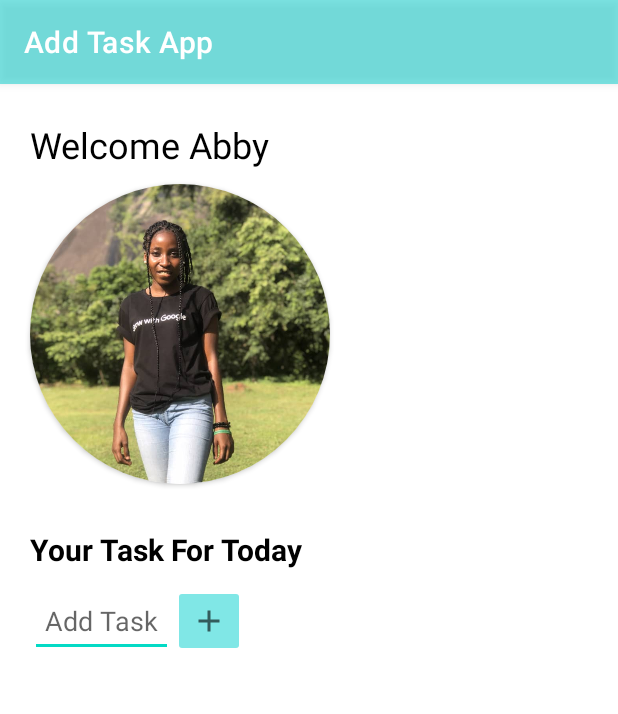
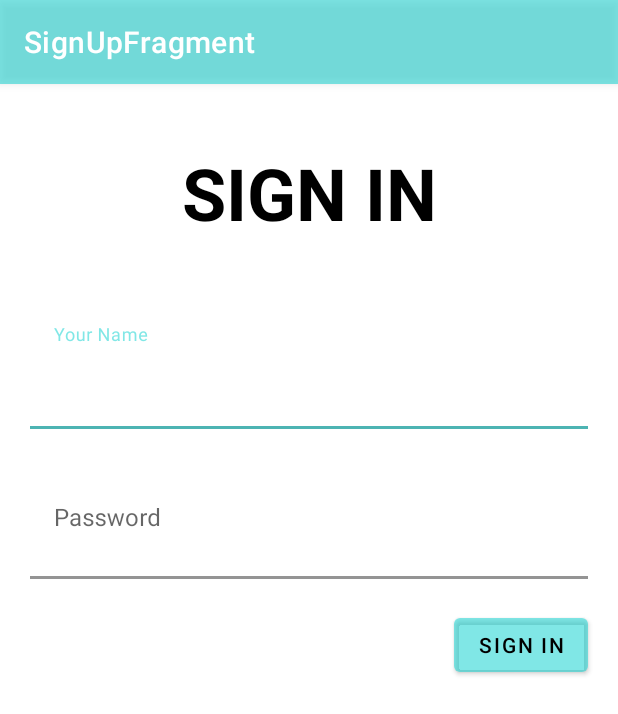
Before and after one commit to Abbygael-dot/Todo-task, an Android app: the screen it shows after launch (MainActivity), on a phone screen of 412 x 824 dp. Shown: the top 714 px of the screen. Run offline under Robolectric (Android 15) with nearby library versions, the phone set to English and light mode, and no system bars; our stand-ins replace navigation-ui.

Commit message:
Second Commit

```diff
--- a/app/src/main/java/com/example/addtaskapp/MainActivity.kt
+++ b/app/src/main/java/com/example/addtaskapp/MainActivity.kt
@@ -5,81 +5,38 @@ import android.os.Bundle
 import android.util.Log
 import android.view.View
 import android.widget.*
+import androidx.navigation.NavController
+import androidx.navigation.fragment.NavHostFragment
+import androidx.navigation.ui.setupActionBarWithNavController
 import androidx.recyclerview.widget.LinearLayoutManager
 import androidx.recyclerview.widget.RecyclerView
 import com.example.addtaskapp.adapter.taskadapter
+import com.example.addtaskapp.databinding.ActivityMainBinding
 import com.example.addtaskapp.model.Taskmodel
 
 class MainActivity : AppCompatActivity() {
 
-    private var myAdapter : taskadapter = taskadapter(this, mutableListOf())
-    private var recycView = 0
+//    private var myAdapter : taskadapter = taskadapter(this, mutableListOf())
+//    private var recycView = 0
+//
+//    companion object{
+//        const val TAG = "MainActivity"
+//        const val KEY_RECYCVIEW = "key_recycview"
 
-    companion object{
-        const val TAG = "MainActivity"
-        const val KEY_RECYCVIEW = "key_recycview"
+    private lateinit var navCon:NavController
 
-    }
     override fun onCreate(savedInstanceState: Bundle?) {
         super.onCreate(savedInstanceState)
-        Log.d(TAG, "OnCreate called")
-        if(savedInstanceState != null){
-            recycView = savedInstanceState.getInt(KEY_RECYCVIEW, 0)
-        }
+        val binding = ActivityMainBinding.inflate(layoutInflater)
+        setContentView(binding.root)
 
-        setContentView(R.layout.activity_main)
-
-        val editField : TextView = findViewById(R.id.edit_text)
-        val addIcon : View = findViewById(R.id.icon)
-        val recyclerview = findViewById<RecyclerView>(R.id.recycler_view)
-
-        recyclerview.adapter = myAdapter
-        recyclerview.layoutManager = LinearLayoutManager(this)
-
-
-        addIcon.setOnClickListener {
-            val newTaskTitle = editField.text.toString()
-            if(newTaskTitle.isNotEmpty()){
-                val newtask = Taskmodel(newTaskTitle)
-                myAdapter.addTask(newtask)
-                editField.text = " "
-            }
-        }
+        val navHost = supportFragmentManager.findFragmentById(R.id.nav_fragment) as NavHostFragment
+        navCon = navHost.navController
+        setupActionBarWithNavController(navCon)
     }
 
-    override fun onStart() {
-        super.onStart()
-        Log.d( TAG, "onStart Called")
+    override fun onSupportNavigateUp(): Boolean {
+        return navCon.navigateUp() || super.onSupportNavigateUp()
     }
 
-    override fun onResume() {
-        super.onResume()
-        Log.d( TAG, "onResume Called")
-    }
-
-    override fun onPause() {
-        super.onPause()
-        Log.d( TAG, "onPause Called")
-    }
-
-    override fun onStop() {
-        super.onStop()
-        Log.d( TAG, "onStop Called")
-    }
-
-    override fun onDestroy() {
-        super.onDestroy()
-        Log.d( TAG, "onDestroy Called")
-    }
-
-    override fun onRestart() {
-        super.onRestart()
-        Log.d( TAG, "onRestart Called")
-    }
-
-    override fun onSaveInstanceState(outState: Bundle) {
-        super.onSaveInstanceState(outState)
-        outState.putInt(KEY_RECYCVIEW, recycView)
-        Log.d( TAG, "onSaveInstance Called")
-    }
 }
--- a/app/src/main/java/com/example/addtaskapp/adapter/taskadapter.kt
+++ b/app/src/main/java/com/example/addtaskapp/adapter/taskadapter.kt
@@ -1,17 +1,20 @@
 package com.example.addtaskapp.adapter
 
 import android.content.Context
+import android.graphics.Color
 import android.view.LayoutInflater
 import android.view.View
 import android.view.ViewGroup
 import android.widget.CheckBox
+import android.widget.ImageButton
 import android.widget.TextView
 import androidx.recyclerview.widget.RecyclerView
 import com.example.addtaskapp.R
+import com.example.addtaskapp.fragments.AddTaskFragment
 import com.example.addtaskapp.model.Taskmodel
 
 
-class taskadapter (private  val context : Context, private val task : MutableList<Taskmodel>):
+class taskadapter(private val context: AddTaskFragment, private val task: MutableList<Taskmodel>):
 RecyclerView.Adapter<taskadapter.TaskViewHolder>() {
 
     class TaskViewHolder(private val view: View) : RecyclerView.ViewHolder(view) {
@@ -26,7 +29,6 @@ RecyclerView.Adapter<taskadapter.TaskViewHolder>() {
             LayoutInflater.from(parent.context).inflate(R.layout.tasklayout, parent, false)
         )
     }
-
 
     fun addTask (new : Taskmodel){
         task.add(new)
--- /dev/null
+++ b/app/src/main/java/com/example/addtaskapp/fragments/SignUpFragment.kt
@@ -0,0 +1,39 @@
+package com.example.addtaskapp.fragments
+
+import android.os.Bundle
+import androidx.fragment.app.Fragment
+import android.view.LayoutInflater
+import android.view.View
+import android.view.ViewGroup
+import androidx.navigation.NavController
+import androidx.navigation.fragment.NavHostFragment
+import com.example.addtaskapp.R
+import com.example.addtaskapp.databinding.FragmentSignUpBinding
+
+
+class SignUpFragment : Fragment() {
+
+    private var _binding: FragmentSignUpBinding? = null
+    private val binding get() = _binding!!
+    private lateinit var navCon: NavController
+
+    override fun onCreateView(
+        inflater: LayoutInflater, container: ViewGroup?,
+        savedInstanceState: Bundle?,
+    ): View? {
+        // Inflate the layout for this fragment
+        _binding = FragmentSignUpBinding.inflate(inflater, container, false)
+        navCon = NavHostFragment.findNavController(this)
+        return binding.root
+    }
+
+    override fun onViewCreated(view: View, savedInstanceState: Bundle?) {
+        binding.button.setOnClickListener {
+            val name= binding.TextLayout.editText?.text.toString()
+            val bundle = Bundle()
+            bundle.putString("name", name)
+            navCon.navigate(R.id.action_signUpFragment_to_addTaskFragment4, bundle)
+        }
+    }
+
+}
--- a/app/src/main/java/com/example/addtaskapp/model/Taskmodel.kt
+++ b/app/src/main/java/com/example/addtaskapp/model/Taskmodel.kt
@@ -1,4 +1,6 @@
 package com.example.addtaskapp.model
+
+import android.widget.ImageButton
 
 data class Taskmodel (
     val newTask : String,
--- /dev/null
+++ b/app/src/main/res/drawable/ic_baseline_remove_24.xml
@@ -0,0 +1,5 @@
+<vector android:height="48dp" android:tint="?attr/colorControlNormal"
+    android:viewportHeight="24" android:viewportWidth="24"
+    android:width="24dp" xmlns:android="http://schemas.android.com/apk/res/android">
+    <path android:fillColor="@android:color/white" android:pathData="M19,13H5v-2h14v2z"/>
+</vector>
--- a/app/src/main/res/layout/activity_main.xml
+++ b/app/src/main/res/layout/activity_main.xml
@@ -1,96 +1,18 @@
 <?xml version="1.0" encoding="utf-8"?>
-<androidx.constraintlayout.widget.ConstraintLayout xmlns:android="http://schemas.android.com/apk/res/android"
+<FrameLayout xmlns:android="http://schemas.android.com/apk/res/android"
     xmlns:app="http://schemas.android.com/apk/res-auto"
     xmlns:tools="http://schemas.android.com/tools"
     android:layout_width="match_parent"
     android:layout_height="match_parent"
-    tools:context=".MainActivity"
-    android:scrollbars="vertical">
+    tools:context=".MainActivity">
 
-    <TextView
-        android:id="@+id/welcome"
-        android:layout_width="wrap_content"
-        android:layout_height="wrap_content"
-        android:text="@string/welcome_abby"
-        app:layout_constraintTop_toTopOf="parent"
-        app:layout_constraintStart_toStartOf="parent"
-        android:layout_marginTop="24dp"
-        android:layout_marginStart="20dp"
-        android:textSize="24sp"
-        android:textColor="@color/black"/>
-
-    <androidx.cardview.widget.CardView
-        android:id="@+id/card_view"
-        android:layout_width="200dp"
-        android:layout_height="200dp"
-        app:layout_constraintTop_toBottomOf="@id/welcome"
-        app:layout_constraintStart_toStartOf="@id/welcome"
-        app:cardCornerRadius="360dp"
-        android:paddingTop="30dp"
-        android:layout_marginTop="10dp">
-
-        <ImageView
-            android:layout_width="wrap_content"
-            android:layout_height="wrap_content"
-            android:scaleType="centerCrop"
-            android:src="@drawable/me"
-            android:contentDescription="@string/picture"/>
-    </androidx.cardview.widget.CardView>
-
-    <TextView
-        android:id="@+id/daily_task"
-        android:layout_width="wrap_content"
-        android:layout_height="wrap_content"
-        app:layout_constraintTop_toBottomOf="@id/card_view"
-        app:layout_constraintStart_toStartOf="@id/card_view"
-        android:text="@string/your_task_for_today"
-        android:textSize="20sp"
-        android:textStyle="bold"
-        android:layout_marginTop="30dp"
-        android:textColor="@color/black"/>
-
-    <EditText
-        android:id="@+id/edit_text"
-        android:layout_width="0dp"
-        android:layout_height="wrap_content"
-        android:layout_marginTop="10dp"
-        android:autofillHints="test"
-        android:hint="@string/add_task"
-        android:inputType="text"
-        android:minHeight="48dp"
-        android:padding="10dp"
-        app:layout_constraintStart_toStartOf="@id/welcome"
-        app:layout_constraintTop_toBottomOf="@id/daily_task" />
-
-    <ImageButton
-        android:id="@+id/icon"
-        android:layout_width="wrap_content"
-        android:layout_height="wrap_content"
-        android:layout_marginTop="10dp"
-        android:backgroundTint="@color/my_color"
-        android:contentDescription="@string/addicon"
-        android:contextClickable="true"
-        android:minHeight="48dp"
-        android:src="@drawable/ic_baseline_add_24"
-        app:layout_constraintStart_toEndOf="@id/edit_text"
-        app:layout_constraintTop_toBottomOf="@id/daily_task"/>
-
-    <LinearLayout
+    <androidx.fragment.app.FragmentContainerView
+        android:id="@+id/nav_fragment"
         android:layout_width="match_parent"
-        android:layout_height="wrap_content"
-        android:orientation="vertical"
-        app:layout_constraintTop_toBottomOf="@id/edit_text">
-
-        <androidx.recyclerview.widget.RecyclerView
-            android:id="@+id/recycler_view"
-            android:layout_width="match_parent"
-            android:layout_height="wrap_content"
-            android:nestedScrollingEnabled="true"
-            android:scrollbars="vertical"
-            app:layoutManager="androidx.recyclerview.widget.LinearLayoutManager" />
-
-    </LinearLayout>
+        android:layout_height="match_parent"
+        android:name="androidx.navigation.fragment.NavHostFragment"
+        app:defaultNavHost="true"
+        app:navGraph="@navigation/nav_graph" />
 
 
-
-</androidx.constraintlayout.widget.ConstraintLayout>
+</FrameLayout>
--- /dev/null
+++ b/app/src/main/res/layout/fragment_sign_up.xml
@@ -0,0 +1,80 @@
+<?xml version="1.0" encoding="utf-8"?>
+<FrameLayout xmlns:android="http://schemas.android.com/apk/res/android"
+    xmlns:tools="http://schemas.android.com/tools"
+    android:layout_width="match_parent"
+    android:layout_height="match_parent"
+    xmlns:app="http://schemas.android.com/apk/res-auto"
+    tools:context="fragments.SignUpFragment">
+
+    <TextView
+        android:id="@+id/signIn"
+        android:layout_width="match_parent"
+        android:layout_height="wrap_content"
+        android:text="@string/sign_in"
+        android:gravity="center"
+        android:layout_marginTop="40dp"
+        android:textSize="48sp"
+        android:textAllCaps="true"
+        android:textStyle="bold"
+        android:textColor="@color/black"/>
+
+    <com.google.android.material.textfield.TextInputLayout
+        android:id="@+id/Text_layout"
+        android:layout_width="match_parent"
+        android:layout_height="80dp"
+        android:layout_marginTop="150dp"
+        android:elevation="6dp"
+        app:boxCornerRadiusBottomEnd="15dp"
+        app:boxCornerRadiusBottomStart="15dp"
+        app:boxCornerRadiusTopEnd="15dp"
+        app:boxCornerRadiusTopStart="15dp"
+        android:layout_marginEnd="20dp"
+        android:layout_marginStart="20dp"
+        app:boxStrokeWidth="2dp">
+
+      <com.google.android.material.textfield.TextInputEditText
+          android:layout_width="match_parent"
+          android:layout_height="match_parent"
+          android:hint="@string/your_name"
+          android:autofillHints="name"
+          android:inputType="text"
+          android:backgroundTint="@color/white"/>
+
+    </com.google.android.material.textfield.TextInputLayout>
+
+    <com.google.android.material.textfield.TextInputLayout
+        android:id="@+id/Text_layout2"
+        android:layout_width="match_parent"
+        android:layout_height="80dp"
+        android:layout_marginTop="250dp"
+        android:elevation="6dp"
+        app:boxCornerRadiusBottomEnd="15dp"
+        app:boxCornerRadiusBottomStart="15dp"
+        app:boxCornerRadiusTopEnd="15dp"
+        app:boxCornerRadiusTopStart="15dp"
+        android:layout_marginEnd="20dp"
+        android:layout_marginStart="20dp"
+        app:boxStrokeWidth="2dp">
+
+        <com.google.android.material.textfield.TextInputEditText
+            android:layout_width="match_parent"
+            android:layout_height="match_parent"
+            android:hint="@string/password"
+            android:autofillHints="name"
+            android:backgroundTint="@color/white"/>
+
+    </com.google.android.material.textfield.TextInputLayout>
+
+    <Button
+        android:id="@+id/button"
+        android:layout_width="wrap_content"
+        android:layout_height="wrap_content"
+        android:layout_gravity="end"
+        android:text="@string/sign_in"
+        android:layout_marginEnd="20dp"
+        android:layout_marginTop="350dp"
+        android:textColor="@color/black"
+        android:elevation="4dp"
+        />
+
+</FrameLayout>
--- a/app/src/main/res/layout/tasklayout.xml
+++ b/app/src/main/res/layout/tasklayout.xml
@@ -27,5 +27,4 @@
         app:layout_constraintTop_toTopOf="@id/toDoTask"
         tools:ignore="TouchTargetSizeCheck" />
 
-
 </androidx.constraintlayout.widget.ConstraintLayout>
--- /dev/null
+++ b/app/src/main/res/navigation/nav_graph.xml
@@ -0,0 +1,22 @@
+<?xml version="1.0" encoding="utf-8"?>
+<navigation xmlns:android="http://schemas.android.com/apk/res/android"
+    xmlns:app="http://schemas.android.com/apk/res-auto"
+    android:id="@+id/nav_graph"
+    app:startDestination="@id/signUpFragment">
+
+    <fragment
+        android:id="@+id/addTaskFragment"
+        android:name="com.example.addtaskapp.fragments.AddTaskFragment"
+        android:label="AddTaskFragment" />
+    <fragment
+        android:id="@+id/signUpFragment"
+        android:name="com.example.addtaskapp.fragments.SignUpFragment"
+        android:label="SignUpFragment" >
+        <action
+            android:id="@+id/action_signUpFragment_to_addTaskFragment4"
+            app:destination="@id/addTaskFragment" />
+        <argument
+            android:name="name"
+            app:argType="string" />
+    </fragment>
+</navigation>
--- a/app/src/main/res/values/colors.xml
+++ b/app/src/main/res/values/colors.xml
@@ -8,5 +8,5 @@
     <color name="black">#FF000000</color>
     <color name="white">#FFFFFFFF</color>
     <color name="my_color">#850DD1CF</color>
-    <color name="red">#85780929</color>
+    <color name="red">#CE087E7D</color>
 </resources>
--- a/app/src/main/res/values/strings.xml
+++ b/app/src/main/res/values/strings.xml
@@ -1,6 +1,6 @@
 <resources>
     <string name="app_name">Add Task App</string>
-    <string name="welcome_abby">Welcome Abby</string>
+    <string name="welcome_abby">Welcome %s</string>
     <string name="picture">picture</string>
     <string name="your_task_for_today">Your Task For Today</string>
     <string name="add_task">Add Task</string>
@@ -8,4 +8,11 @@
     <string name="add_your_text">add your text</string>
     <string name="add_your_task">add your task</string>
     <string name="what_do_you_want_to_do_today">What do you want to do today</string>
+    <!-- TODO: Remove or change this placeholder text -->
+    <string name="hello_blank_fragment">Hello blank fragment</string>
+    <string name="sign_in">Sign In</string>
+    <string name="your_name">Your Name</string>
+    <string name="password">Password</string>
+    <string name="remove_completed_task">Remove Completed Task</string>
+
 </resources>
--- a/build.gradle
+++ b/build.gradle
@@ -1,5 +1,10 @@
 // Top-level build file where you can add configuration options common to all sub-projects/modules.
 buildscript {
+
+    ext {
+        nav_version ="2.3.5"
+    }
+
     repositories {
         google()
         mavenCentral()
@@ -7,6 +12,7 @@ buildscript {
     dependencies {
         classpath "com.android.tools.build:gradle:7.0.2"
         classpath "org.jetbrains.kotlin:kotlin-gradle-plugin:1.5.31"
+        classpath "androidx.navigation:navigation-safe-args-gradle-plugin:$nav_version"
 
         // NOTE: Do not place your application dependencies here; they belong
         // in the individual module build.gradle files
```
Also changed, not shown: app/build.gradle (+8 -0 lines), app/src/main/java/com/example/addtaskapp/fragments/AddTaskFragment.kt (added, +137 -0 lines), app/src/main/res/layout/fragment_add_task.xml (added, +95 -0 lines).
